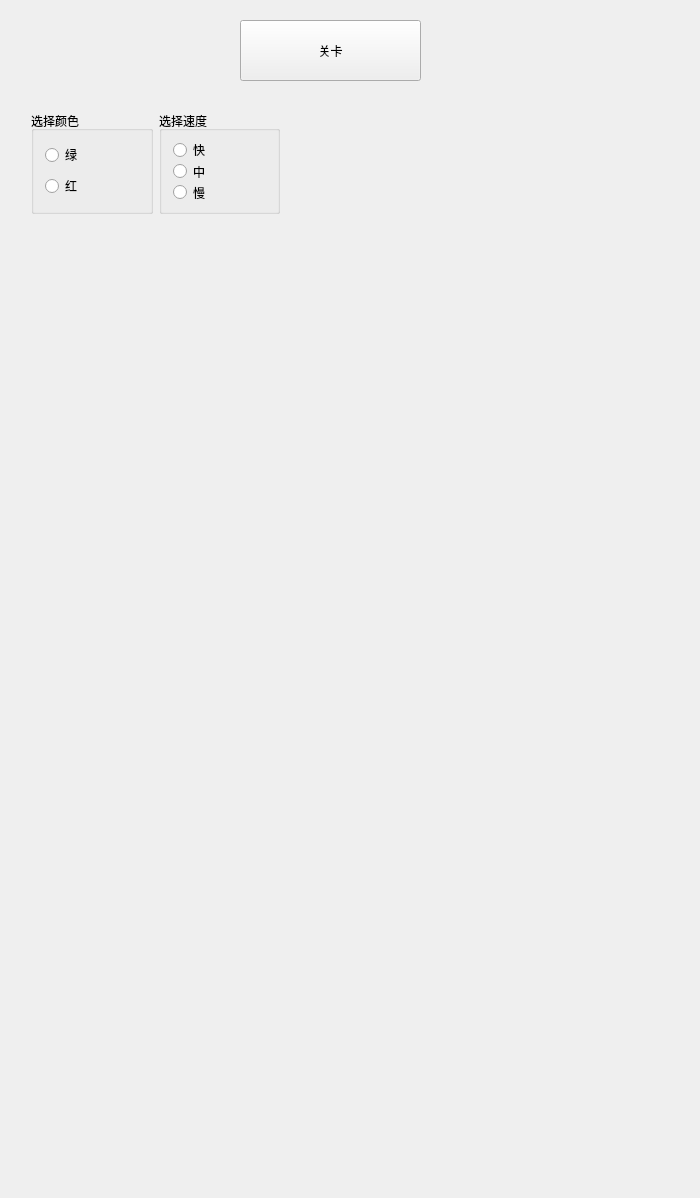
The window that reSnake/select.ui (toucheres/reSnake) describes before a commit, drawn with Qt 5.
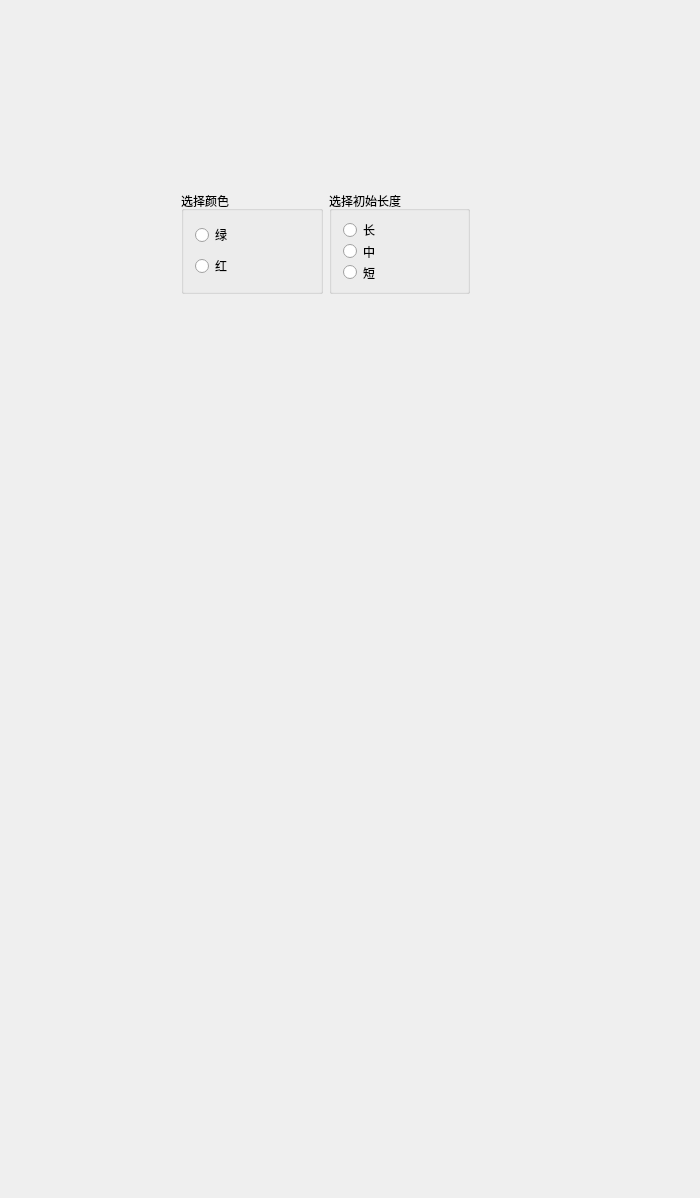
The same window after the commit.

What changed in the file:
```diff
--- a/reSnake/select.ui
+++ b/reSnake/select.ui
@@ -14,25 +14,12 @@
    <string>select</string>
   </property>
   <widget class="QWidget" name="centralWidget">
-   <widget class="QPushButton" name="btn4">
-    <property name="geometry">
-     <rect>
-      <x>240</x>
-      <y>20</y>
-      <width>181</width>
-      <height>61</height>
-     </rect>
-    </property>
-    <property name="text">
-     <string>关卡</string>
-    </property>
-   </widget>
    <widget class="QWidget" name="widget" native="true">
     <property name="geometry">
      <rect>
-      <x>20</x>
-      <y>100</y>
-      <width>271</width>
+      <x>170</x>
+      <y>180</y>
+      <width>311</width>
       <height>125</height>
      </rect>
     </property>
@@ -63,13 +50,13 @@
      <item>
       <widget class="QGroupBox" name="groupBox">
        <property name="title">
-        <string>选择速度</string>
+        <string>选择初始长度</string>
        </property>
        <layout class="QVBoxLayout" name="verticalLayout_2">
         <item>
          <widget class="QRadioButton" name="speedfast">
           <property name="text">
-           <string>快</string>
+           <string>长</string>
           </property>
          </widget>
         </item>
@@ -83,7 +70,7 @@
         <item>
          <widget class="QRadioButton" name="speedslow">
           <property name="text">
-           <string>慢</string>
+           <string>短</string>
           </property>
          </widget>
         </item>
```
Left out of the diff: 8 changed lines with no effect on the pictures.
